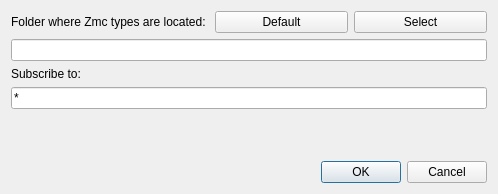
First picture: the form in plotjuggler_plugins/DataStreamZcm/datastream_zcm.ui, repository yuanzhongqiao/PlotJuggler, before the edit.
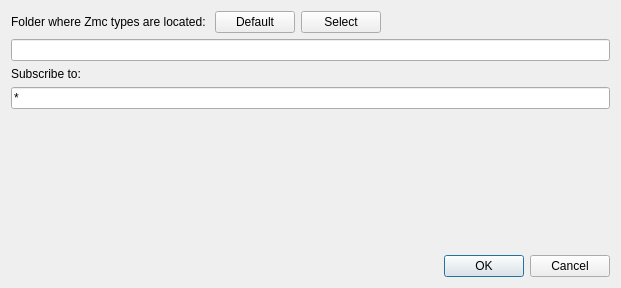
Second picture: the form after the edit.

```diff
--- a/plotjuggler_plugins/DataStreamZcm/datastream_zcm.ui
+++ b/plotjuggler_plugins/DataStreamZcm/datastream_zcm.ui
@@ -6,8 +6,8 @@
    <rect>
     <x>0</x>
     <y>0</y>
-    <width>498</width>
-    <height>194</height>
+    <width>621</width>
+    <height>288</height>
    </rect>
   </property>
   <property name="windowTitle">
@@ -43,6 +43,19 @@
        </property>
       </widget>
      </item>
+     <item>
+      <spacer name="horizontalSpacer">
+       <property name="orientation">
+        <enum>Qt::Horizontal</enum>
+       </property>
+       <property name="sizeHint" stdset="0">
+        <size>
+         <width>40</width>
+         <height>20</height>
+        </size>
+       </property>
+      </spacer>
+     </item>
     </layout>
    </item>
    <item>
```
